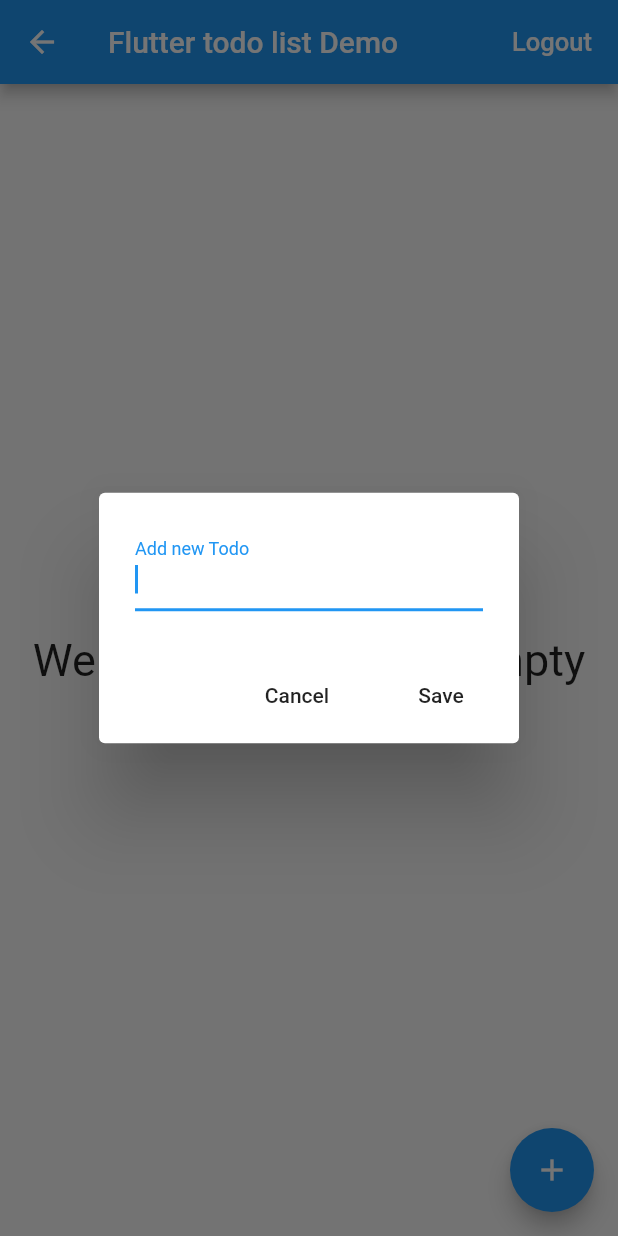
After one commit to eduardperan/Flutter-CRUD-Demo, a Flutter app: the HomePage screen opened directly, after a tap on the "add" icon, on a phone screen of 412 x 824 dp. The commit adds this screen. Run offline on Flutter 3.47's test engine with Material 2 defaults, Android fonts, the phone set to English and light mode, and no system bars; our stand-ins replace firebase_auth, firebase_database; accounts and stored records are empty.

Commit message:
Clean up code, added edit todo function

```diff
--- /dev/null
+++ b/lib/constant.dart
@@ -0,0 +1,10 @@
+enum AuthStatus {
+  NOT_DETERMINED,
+  NOT_LOGGED_IN,
+  LOGGED_IN,
+}
+
+enum ManageTodoDialogMode {
+  EDIT,
+  ADD,
+}
--- a/lib/main.dart
+++ b/lib/main.dart
@@ -1,6 +1,6 @@
 import 'package:flutter/material.dart';
-import 'package:crud_app/services/authentication.dart';
-import 'package:crud_app/pages/root_page.dart';
+import 'package:crud_app/core/services/authentication.dart';
+import 'package:crud_app/app.dart';
 
 void main() {
   runApp(new MyApp());
@@ -15,6 +15,6 @@ class MyApp extends StatelessWidget {
         theme: new ThemeData(
           primarySwatch: Colors.blue,
         ),
-        home: new RootPage(auth: new Auth()));
+        home: new App(auth: new Auth()));
   }
 }
--- /dev/null
+++ b/lib/ui/pages/home/add_edit_todo_dialog.dart
@@ -0,0 +1,72 @@
+import 'package:flutter/material.dart';
+import 'package:crud_app/constant.dart';
+
+class AddEditTodoDialog extends StatefulWidget {
+  AddEditTodoDialog(
+      {Key key,
+      this.addNewTodoCallback,
+      this.editTodoSubjectCallback,
+      this.dialogMode})
+      : super(key: key);
+
+  final Future Function(String subject) addNewTodoCallback;
+  final Future Function(String subject) editTodoSubjectCallback;
+  final ManageTodoDialogMode dialogMode;
+
+  @override
+  State<StatefulWidget> createState() => new _AddEditTodoDialogState();
+}
+
+class _AddEditTodoDialogState extends State<AddEditTodoDialog> {
+  final _textEditingController = TextEditingController();
+
+  @override
+  Widget build(BuildContext context) {
+    _textEditingController.clear();
+    return AlertDialog(
+        content: new Row(
+          children: <Widget>[
+            new Expanded(
+                child: new TextField(
+              controller: _textEditingController,
+              autofocus: true,
+              decoration: new InputDecoration(
+                labelText: widget.dialogMode == ManageTodoDialogMode.ADD
+                    ? 'Add new Todo'
+                    : 'Edit Todo',
+              ),
+            ))
+          ],
+        ),
+        actions: getActionsWidgets());
+  }
+
+  List<Widget> getActionsWidgets() {
+    return <Widget>[
+      new FlatButton(
+          child: const Text('Cancel'),
+          onPressed: () {
+            Navigator.pop(context);
+          }),
+      new FlatButton(
+          child: const Text('Save'),
+          onPressed: () async {
+            await addEditTodo();
+            Navigator.pop(context);
+          })
+    ];
+  }
+
+  Future addEditTodo() async {
+    try {
+      String todoSubject = _textEditingController.text.toString();
+      if (widget.dialogMode == ManageTodoDialogMode.ADD) {
+        await widget.addNewTodoCallback(todoSubject);
+      } else {
+        await widget.editTodoSubjectCallback(todoSubject);
+      }
+    } catch (e) {
+      print(e);
+    }
+  }
+}
--- a/lib/pages/login_signup_page.dart
+++ b/lib/ui/pages/login_signup_page.dart
@@ -1,5 +1,5 @@
 import 'package:flutter/material.dart';
-import 'package:crud_app/services/authentication.dart';
+import 'package:crud_app/core/services/authentication.dart';
 
 class LoginSignupPage extends StatefulWidget {
   LoginSignupPage({this.auth, this.loginCallback});
```
Also changed, not shown: lib/app.dart (renamed from lib/pages/root_page.dart, +8 -13 lines), lib/ui/pages/home/list_view_item.dart (added, +81 -0 lines), lib/ui/pages/home/page.dart (renamed from lib/pages/home_page.dart, +22 -66 lines), lib/core/models/todo.dart (renamed from lib/models/todo.dart), lib/core/services/authentication.dart (renamed from lib/services/authentication.dart).
